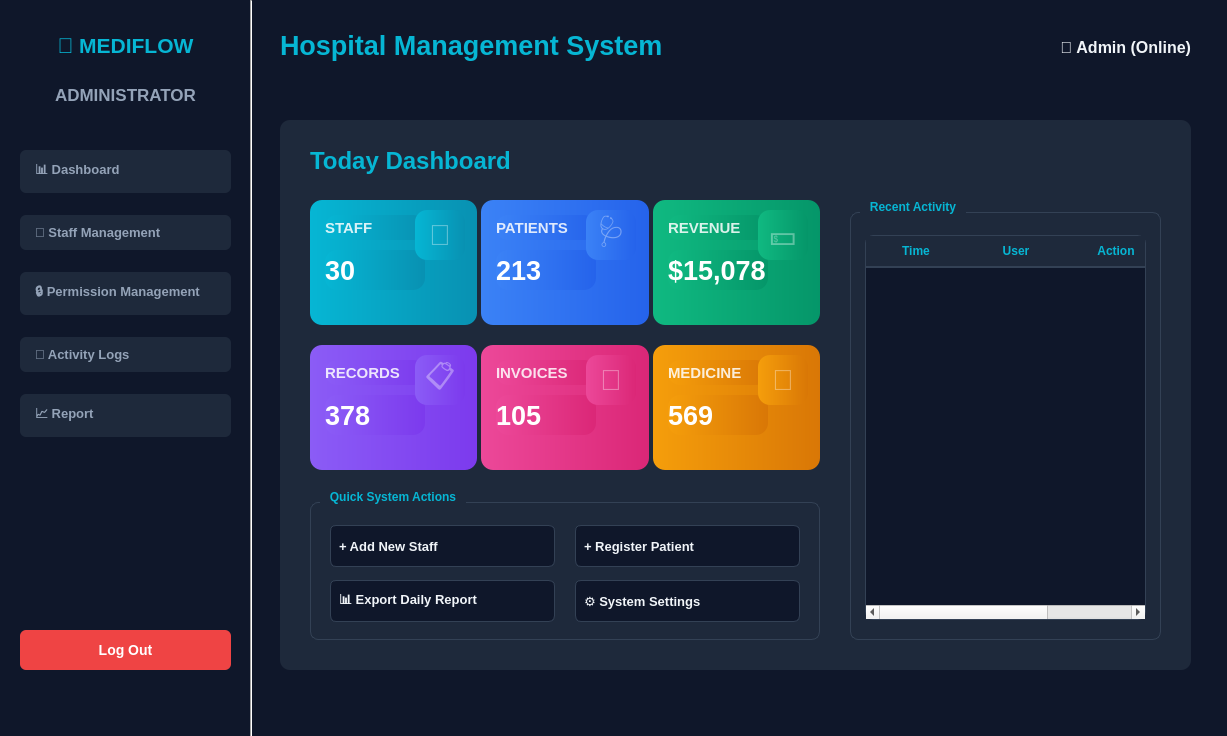
Above: AdminWindow.ui from pvz2nghiaaa/HospitalManagement before the change. Below: the same form after it.
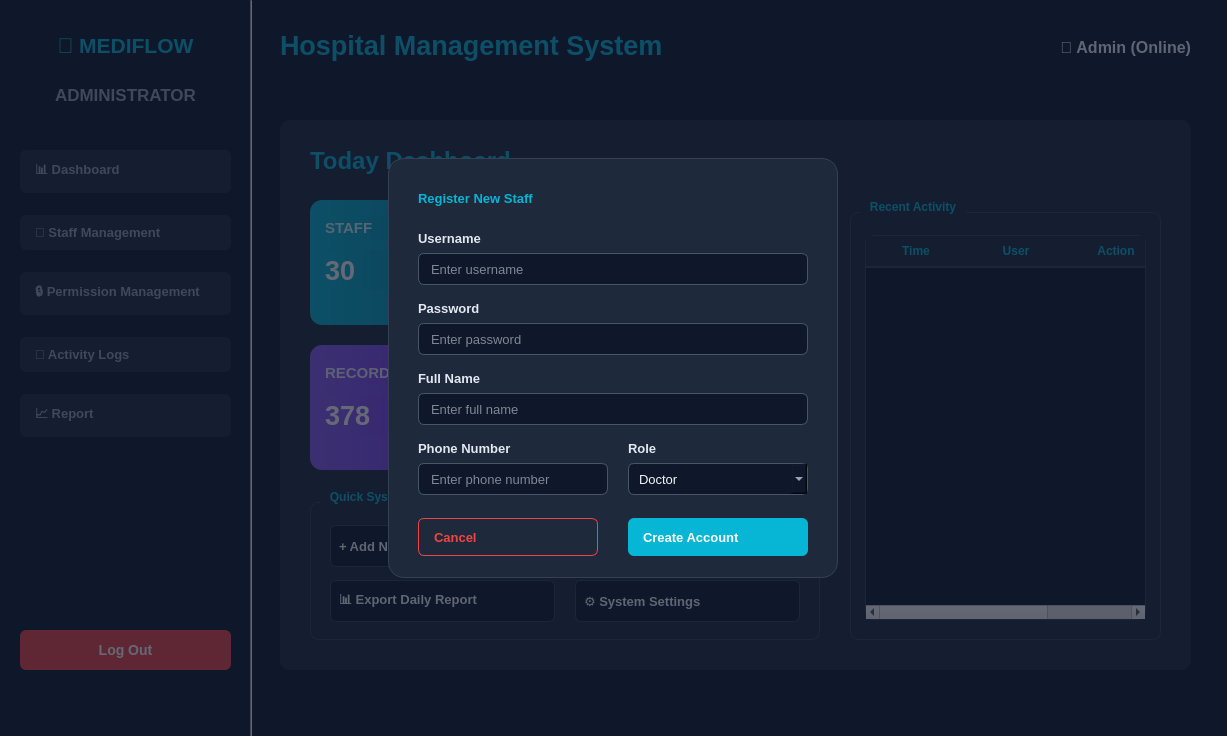
That is the form after the change.

Commit message: complete quick action "Create New staff" with blur effects in the Admin page

What changed in the file:
```diff
--- a/AdminWindow.ui
+++ b/AdminWindow.ui
@@ -1822,6 +1822,277 @@
      </widget>
     </widget>
    </widget>
+   <widget class="QFrame" name="overlayFrame">
+    <property name="geometry">
+     <rect>
+      <x>0</x>
+      <y>0</y>
+      <width>1227</width>
+      <height>736</height>
+     </rect>
+    </property>
+    <property name="styleSheet">
+     <string notr="true">QFrame#overlayFrame {
+    background-color: rgba(15, 23, 42, 0.65);
+}</string>
+    </property>
+    <property name="frameShape">
+     <enum>QFrame::Shape::NoFrame</enum>
+    </property>
+    <widget class="QFrame" name="cardCreateStaff">
+     <property name="geometry">
+      <rect>
+       <x>388</x>
+       <y>158</y>
+       <width>450</width>
+       <height>420</height>
+      </rect>
+     </property>
+     <property name="styleSheet">
+      <string notr="true">QFrame#cardCreateStaff {
+    background-color: rgb(30, 41, 59);
+    border: 1px solid rgb(51, 65, 85);
+    border-radius: 16px;
+}
+QLabel {
+    color: rgb(226, 232, 240);
+    font-size: 13px;
+    font-weight: bold;
+}
+QLineEdit, QComboBox {
+    background-color: rgb(15, 23, 42);
+    border: 1px solid rgb(71, 85, 105);
+    border-radius: 6px;
+    color: rgb(241, 245, 249);
+    padding: 6px 10px;
+    font-size: 13px;
+}
+QLineEdit:focus, QComboBox:focus {
+    border: 1px solid rgb(6, 182, 212);
+}</string>
+     </property>
+     <property name="frameShape">
+      <enum>QFrame::Shape::StyledPanel</enum>
+     </property>
+     <widget class="QLabel" name="lblCreateTitle">
+      <property name="geometry">
+       <rect>
+        <x>30</x>
+        <y>25</y>
+        <width>390</width>
+        <height>30</height>
+       </rect>
+      </property>
+      <property name="font">
+       <font>
+        <pointsize>16</pointsize>
+        <bold>true</bold>
+       </font>
+      </property>
+      <property name="styleSheet">
+       <string notr="true">color: rgb(6, 182, 212);</string>
+      </property>
+      <property name="text">
+       <string>Register New Staff</string>
+      </property>
+     </widget>
+     <widget class="QLabel" name="lblNewUser">
+      <property name="geometry">
+       <rect>
+        <x>30</x>
+        <y>70</y>
+        <width>390</width>
+        <height>20</height>
+       </rect>
+      </property>
+      <property name="text">
+       <string>Username</string>
+      </property>
+     </widget>
+     <widget class="QLineEdit" name="txtNewUsername">
+      <property name="geometry">
+       <rect>
+        <x>30</x>
+        <y>95</y>
+        <width>390</width>
+        <height>32</height>
+       </rect>
+      </property>
+      <property name="placeholderText">
+       <string>Enter username</string>
+      </property>
+     </widget>
+     <widget class="QLabel" name="lblNewPass">
+      <property name="geometry">
+       <rect>
+        <x>30</x>
+        <y>140</y>
+        <width>390</width>
+        <height>20</height>
+       </rect>
+      </property>
+      <property name="text">
+       <string>Password</string>
+      </property>
+     </widget>
+     <widget class="QLineEdit" name="txtNewPassword">
+      <property name="geometry">
+       <rect>
+        <x>30</x>
+        <y>165</y>
+        <width>390</width>
+        <height>32</height>
+       </rect>
+      </property>
+      <property name="echoMode">
+       <enum>QLineEdit::EchoMode::Password</enum>
+      </property>
+      <property name="placeholderText">
+       <string>Enter password</string>
+      </property>
+     </widget>
+     <widget class="QLabel" name="lblNewName">
+      <property name="geometry">
+       <rect>
+        <x>30</x>
+        <y>210</y>
+        <width>390</width>
+        <height>20</height>
+       </rect>
+      </property>
+      <property name="text">
+       <string>Full Name</string>
+      </property>
+     </widget>
+     <widget class="QLineEdit" name="txtNewFullName">
+      <property name="geometry">
+       <rect>
+        <x>30</x>
+        <y>235</y>
+        <width>390</width>
+        <height>32</height>
+       </rect>
+      </property>
+      <property name="placeholderText">
+       <string>Enter full name</string>
+      </property>
+     </widget>
+     <widget class="QLabel" name="lblNewPhone">
+      <property name="geometry">
+       <rect>
+        <x>30</x>
+        <y>280</y>
+        <width>190</width>
+        <height>20</height>
+       </rect>
+      </property>
+      <property name="text">
+       <string>Phone Number</string>
+      </property>
+     </widget>
+     <widget class="QLineEdit" name="txtNewPhone">
+      <property name="geometry">
+       <rect>
+        <x>30</x>
+        <y>305</y>
+        <width>190</width>
+        <height>32</height>
+       </rect>
+      </property>
+      <property name="placeholderText">
+       <string>Enter phone number</string>
+      </property>
+     </widget>
+     <widget class="QLabel" name="lblNewRole">
+      <property name="geometry">
+       <rect>
+        <x>240</x>
+        <y>280</y>
+        <width>180</width>
+        <height>20</height>
+       </rect>
+      </property>
+      <property name="text">
+       <string>Role</string>
+      </property>
+     </widget>
+     <widget class="QComboBox" name="cbNewRole">
+      <property name="geometry">
+       <rect>
+        <x>240</x>
+        <y>305</y>
+        <width>180</width>
+        <height>32</height>
+       </rect>
+      </property>
+      <item>
+       <property name="text">
+        <string>Doctor</string>
+       </property>
+      </item>
+      <item>
+       <property name="text">
+        <string>Receptionist</string>
+       </property>
+      </item>
+      <item>
+       <property name="text">
+        <string>Admin</string>
+       </property>
+      </item>
+     </widget>
+     <widget class="QPushButton" name="btnCancelNewStaff">
+      <property name="geometry">
+       <rect>
+        <x>30</x>
+        <y>360</y>
+        <width>180</width>
+        <height>38</height>
+       </rect>
+      </property>
+      <property name="styleSheet">
+       <string notr="true">QPushButton {
+    background-color: transparent;
+    border: 1px solid rgb(239, 68, 68);
+    color: rgb(239, 68, 68);
+    font-weight: bold;
+    border-radius: 6px;
+}
+QPushButton:hover {
+    background-color: rgba(239, 68, 68, 0.1);
+}</string>
+      </property>
+      <property name="text">
+       <string>Cancel</string>
+      </property>
+     </widget>
+     <widget class="QPushButton" name="btnSaveNewStaff">
+      <property name="geometry">
+       <rect>
+        <x>240</x>
+        <y>360</y>
+        <width>180</width>
+        <height>38</height>
+       </rect>
+      </property>
+      <property name="styleSheet">
+       <string notr="true">QPushButton {
+    background-color: rgb(6, 182, 212);
+    color: white;
+    font-weight: bold;
+    border: none;
+    border-radius: 6px;
+}
+QPushButton:hover {
+    background-color: rgb(8, 145, 178);
+}</string>
+      </property>
+      <property name="text">
+       <string>Create Account</string>
+      </property>
+     </widget>
+    </widget>
+   </widget>
   </widget>
  </widget>
  <resources/>
```
The commit also changes 7 other files.
